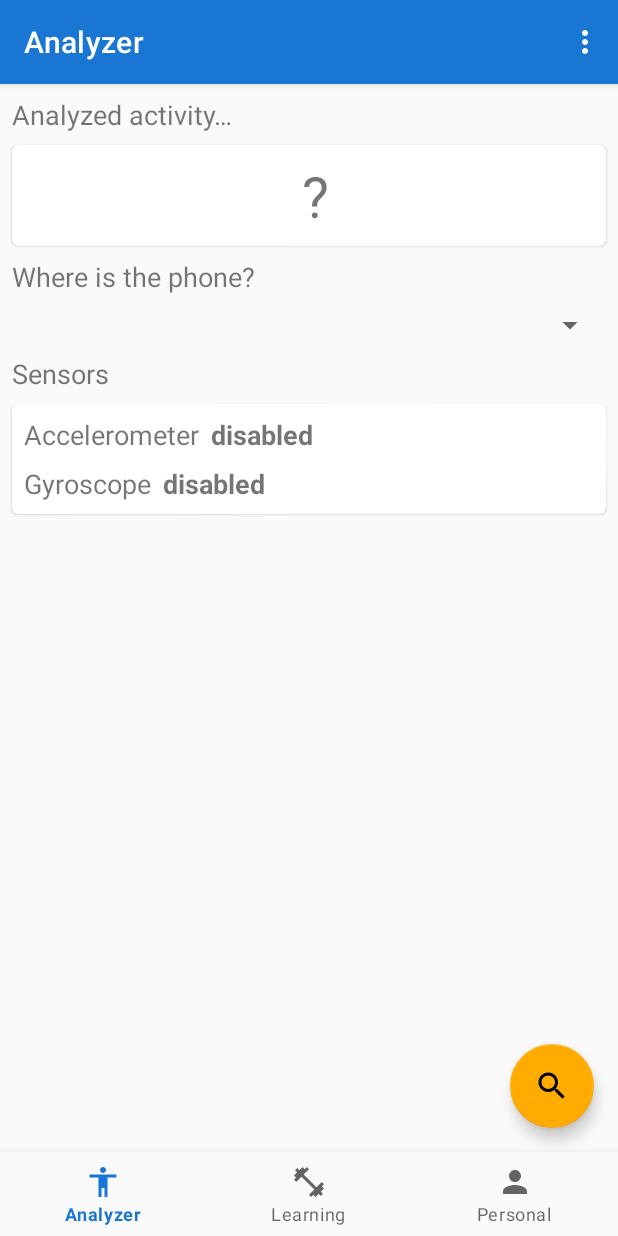
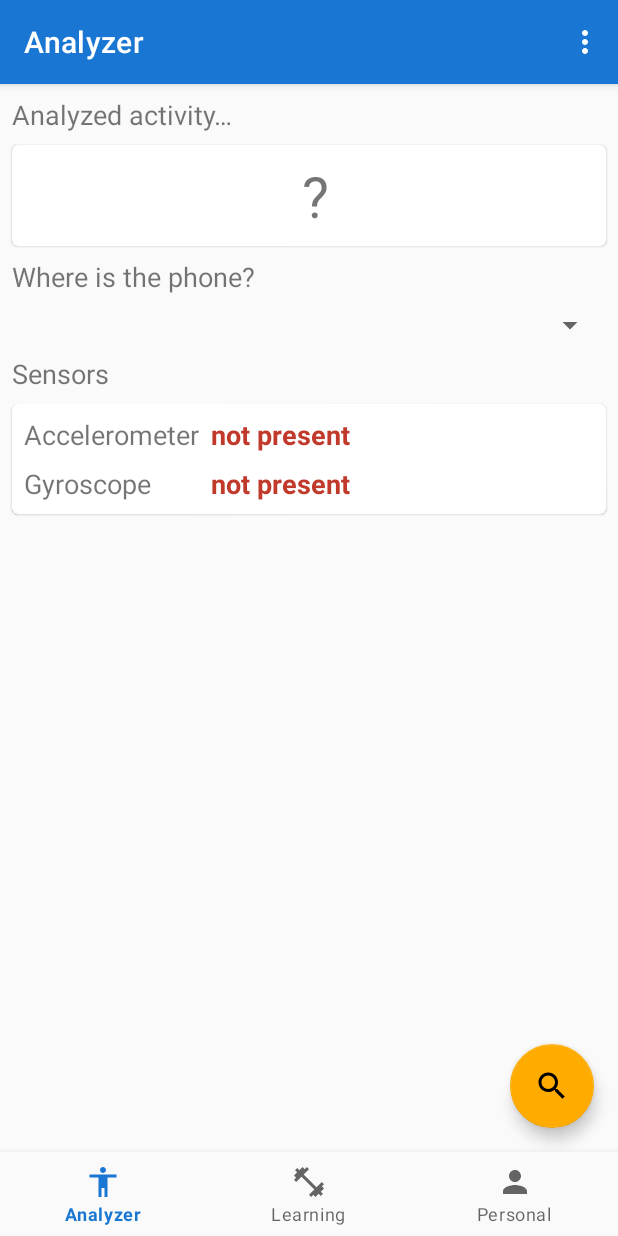
Before and after one commit to derogab/adl-app, an Android app: the screen it shows after launch (MainActivity), on a phone screen of 412 x 824 dp. Run offline under Robolectric (Android 15) with nearby library versions, the phone set to English and light mode, and no system bars; our stand-ins replace navigation-ui; libraries missing offline, so code that uses them is left out: com.jaredrummler.materialspinner; plain views replace MaterialSpinner; 3 statements that could not run were skipped.

Commit message:
Sensors status

```diff
--- a/app/src/main/java/com/derogab/adlanalyzer/ui/analyzer/AnalyzerFragment.java
+++ b/app/src/main/java/com/derogab/adlanalyzer/ui/analyzer/AnalyzerFragment.java
@@ -1,5 +1,6 @@
 package com.derogab.adlanalyzer.ui.analyzer;
 
+import android.annotation.SuppressLint;
 import android.content.BroadcastReceiver;
 import android.content.Context;
 import android.content.Intent;
@@ -52,10 +53,14 @@ public class AnalyzerFragment extends Fragment {
     private void checkSensor(TextView v, String featureSensor) {
         if (mContext != null){
 
-            if (mContext.getPackageManager().hasSystemFeature(featureSensor))
+            if (mContext.getPackageManager().hasSystemFeature(featureSensor)) {
                 v.setText(R.string.sensor_status_enabled);
-            else
-                v.setText(R.string.sensor_status_disabled);
+                v.setTextColor(getResources().getColor(R.color.colorEnabled));
+            }
+            else {
+                v.setText(R.string.sensor_status_not_present);
+                v.setTextColor(getResources().getColor(R.color.colorDisabled));
+            }
 
         }
     }
@@ -257,10 +262,8 @@ public class AnalyzerFragment extends Fragment {
         mContext.registerReceiver(analyzerServiceReceiver, new IntentFilter("GET_SERVICE_START"));
 
         // Set sensors status on UI
+        checkSensor(binding.fragmentAnalyzerSensorsAccelerometerValue, PackageManager.FEATURE_SENSOR_ACCELEROMETER);
         checkSensor(binding.fragmentAnalyzerSensorsGyroscopeValue, PackageManager.FEATURE_SENSOR_GYROSCOPE);
-        checkSensor(binding.fragmentAnalyzerSensorsAccelerometerValue, PackageManager.FEATURE_SENSOR_ACCELEROMETER);
-
-
 
 
     }
--- a/app/src/main/res/layout/fragment_analyzer.xml
+++ b/app/src/main/res/layout/fragment_analyzer.xml
@@ -125,9 +125,11 @@
                 app:layout_constraintStart_toStartOf="parent"
                 app:layout_constraintTop_toBottomOf="@+id/fragment_analyzer_sensors_textview">
 
-                <androidx.constraintlayout.widget.ConstraintLayout
+                <TableLayout
                     android:layout_width="match_parent"
                     android:layout_height="match_parent">
+
+                    <TableRow>
 
                         <TextView
                             android:id="@+id/fragment_analyzer_sensors_accelerometer"
@@ -137,9 +139,7 @@
                             android:layout_marginStart="8dp"
                             android:layout_marginTop="8dp"
                             android:text="@string/sensor_accelerometer"
-                        android:textSize="18sp"
-                        app:layout_constraintStart_toStartOf="parent"
-                        app:layout_constraintTop_toTopOf="parent" />
+                            android:textSize="18sp" />
 
                         <TextView
                             android:id="@+id/fragment_analyzer_sensors_accelerometer_value"
@@ -148,11 +148,13 @@
                             android:layout_marginLeft="8dp"
                             android:layout_marginStart="8dp"
                             android:layout_marginTop="8dp"
-                        android:text="-"
+                            android:text="@string/sensor_status_unset"
                             android:textSize="18sp"
-                        android:textStyle="bold"
-                        app:layout_constraintStart_toEndOf="@+id/fragment_analyzer_sensors_accelerometer"
-                        app:layout_constraintTop_toTopOf="parent" />
+                            android:textStyle="bold" />
+
+                    </TableRow>
+
+                    <TableRow>
 
                         <TextView
                             android:id="@+id/fragment_analyzer_sensors_gyroscope"
@@ -163,10 +165,7 @@
                             android:layout_marginStart="8dp"
                             android:layout_marginTop="8dp"
                             android:text="@string/sensor_gyroscope"
-                        android:textSize="18sp"
-                        app:layout_constraintBottom_toBottomOf="parent"
-                        app:layout_constraintStart_toStartOf="parent"
-                        app:layout_constraintTop_toBottomOf="@id/fragment_analyzer_sensors_accelerometer" />
+                            android:textSize="18sp" />
 
                         <TextView
                             android:id="@+id/fragment_analyzer_sensors_gyroscope_value"
@@ -176,14 +175,13 @@
                             android:layout_marginLeft="8dp"
                             android:layout_marginStart="8dp"
                             android:layout_marginTop="8dp"
-                        android:text="-"
+                            android:text="@string/sensor_status_unset"
                             android:textSize="18sp"
-                        android:textStyle="bold"
-                        app:layout_constraintBottom_toBottomOf="parent"
-                        app:layout_constraintStart_toEndOf="@+id/fragment_analyzer_sensors_gyroscope"
-                        app:layout_constraintTop_toBottomOf="@id/fragment_analyzer_sensors_accelerometer_value" />
+                            android:textStyle="bold" />
 
-                </androidx.constraintlayout.widget.ConstraintLayout>
+                    </TableRow>
+
+                </TableLayout>
 
             </com.google.android.material.card.MaterialCardView>
 
--- a/app/src/main/res/values/colors.xml
+++ b/app/src/main/res/values/colors.xml
@@ -1,5 +1,6 @@
 <?xml version="1.0" encoding="utf-8"?>
 <resources>
+
     <!-- Light -->
     <color name="colorPrimary">#1976d2</color>
     <color name="colorPrimaryVariant">#004ba0</color>
@@ -14,6 +15,9 @@
     <color name="colorText">#000000</color>
     <color name="colorError">#F44336</color>
     <color name="colorOnError">#FAFAFA</color>
+
+    <color name="colorEnabled">#27ae60</color>
+    <color name="colorDisabled">#c0392b</color>
 
     <!-- Dark -->
     <color name="colorPrimaryDark">#d84315</color>
@@ -30,4 +34,7 @@
     <color name="colorErrorDark">#F44336</color>
     <color name="colorOnErrorDark">#FFFFFF</color>
 
+    <color name="colorEnabledDark">#2ecc71</color>
+    <color name="colorDisabledDark">#e74c3c</color>
+
 </resources>
--- a/app/src/main/res/values/strings.xml
+++ b/app/src/main/res/values/strings.xml
@@ -2,7 +2,7 @@
     <!-- LANG -->
     <string name="current_lang">en</string>
     <!-- APP NAME -->
-    <string name="app_name">ADL Analyzer</string>
+    <string name="app_name">ADL App</string>
     <!-- TITLES -->
     <string name="title_analyzer">Analyzer</string>
     <string name="title_learning">Learning</string>
@@ -44,8 +44,9 @@
     <string name="sensor_label">Sensors</string>
     <string name="sensor_accelerometer">Accelerometer</string>
     <string name="sensor_gyroscope">Gyroscope</string>
+    <string name="sensor_status_unset">-</string>
     <string name="sensor_status_enabled">enabled</string>
     <string name="sensor_status_disabled">disabled</string>
-    <string name="sensor_status_not_present">there isn\'t</string>
+    <string name="sensor_status_not_present">not present</string>
 
 </resources>
```
Also changed, not shown: app/src/main/java/com/derogab/adlanalyzer/ui/learning/LearningFragment.java (+23 -5 lines), app/src/main/res/layout/fragment_learning.xml (+17 -19 lines). Lines whose indentation alone changed are shown as unchanged.
